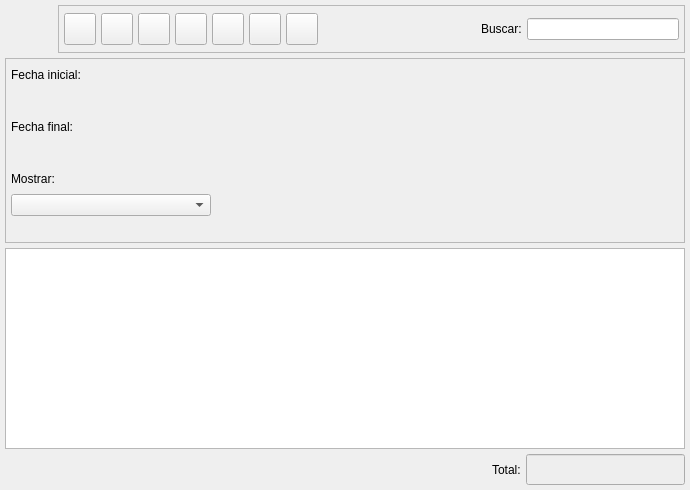
The window that bulmages/bulmafact/src/pedidosclientelistbase.ui (eboladev/Bulmages-1) describes before a commit, drawn with Qt 5.
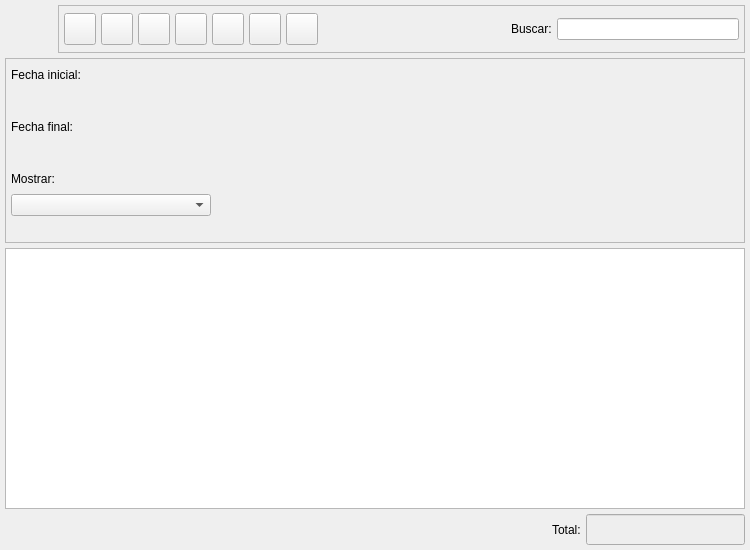
The same window after the commit. Icons and pictures are not drawn. Custom widgets are drawn as their Qt base class.

The edit to the form file:
```diff
--- a/bulmages/bulmafact/src/pedidosclientelistbase.ui
+++ b/bulmages/bulmafact/src/pedidosclientelistbase.ui
@@ -9,8 +9,8 @@
    <rect>
     <x>0</x>
     <y>0</y>
-    <width>690</width>
-    <height>490</height>
+    <width>750</width>
+    <height>550</height>
    </rect>
   </property>
   <property name="windowTitle" >
@@ -23,15 +23,25 @@
    <property name="margin" >
     <number>5</number>
    </property>
-   <property name="spacing" >
+   <property name="topMargin" >
+    <number>5</number>
+   </property>
+   <property name="rightMargin" >
+    <number>5</number>
+   </property>
+   <property name="bottomMargin" >
+    <number>5</number>
+   </property>
+   <property name="horizontalSpacing" >
+    <number>5</number>
+   </property>
+   <property name="verticalSpacing" >
     <number>5</number>
    </property>
    <item row="1" column="0" >
     <widget class="QFrame" name="m_busqueda" >
      <property name="sizePolicy" >
-      <sizepolicy>
-       <hsizetype>5</hsizetype>
-       <vsizetype>5</vsizetype>
+      <sizepolicy vsizetype="Preferred" hsizetype="Preferred" >
        <horstretch>0</horstretch>
        <verstretch>0</verstretch>
       </sizepolicy>
@@ -52,7 +62,19 @@
       <property name="margin" >
        <number>5</number>
       </property>
-      <property name="spacing" >
+      <property name="topMargin" >
+       <number>5</number>
+      </property>
+      <property name="rightMargin" >
+       <number>5</number>
+      </property>
+      <property name="bottomMargin" >
+       <number>5</number>
+      </property>
+      <property name="horizontalSpacing" >
+       <number>5</number>
+      </property>
+      <property name="verticalSpacing" >
        <number>5</number>
       </property>
       <item rowspan="7" row="0" column="1" >
@@ -66,9 +88,7 @@
         <item>
          <widget class="BusquedaArticulo" native="1" name="m_articulo" >
           <property name="sizePolicy" >
-           <sizepolicy>
-            <hsizetype>7</hsizetype>
-            <vsizetype>5</vsizetype>
+           <sizepolicy vsizetype="Preferred" hsizetype="Expanding" >
             <horstretch>0</horstretch>
             <verstretch>0</verstretch>
            </sizepolicy>
@@ -78,9 +98,7 @@
         <item>
          <widget class="BusquedaCliente" native="1" name="m_cliente" >
           <property name="sizePolicy" >
-           <sizepolicy>
-            <hsizetype>3</hsizetype>
-            <vsizetype>5</vsizetype>
+           <sizepolicy vsizetype="Preferred" hsizetype="MinimumExpanding" >
             <horstretch>0</horstretch>
             <verstretch>0</verstretch>
            </sizepolicy>
@@ -615,9 +633,7 @@
         <bool>true</bool>
        </property>
        <property name="sizePolicy" >
-        <sizepolicy>
-         <hsizetype>5</hsizetype>
-         <vsizetype>0</vsizetype>
+        <sizepolicy vsizetype="Fixed" hsizetype="Preferred" >
          <horstretch>0</horstretch>
          <verstretch>0</verstretch>
         </sizepolicy>
```
Left out of the diff: 86 changed lines with no effect on the pictures.
